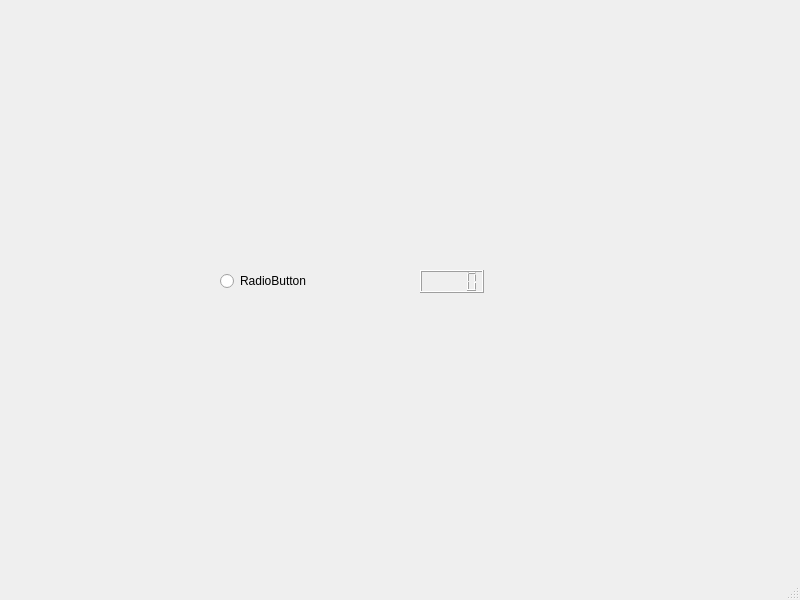
Old version of the form mainwindow.ui in the repository Zluxio/First_Gui.
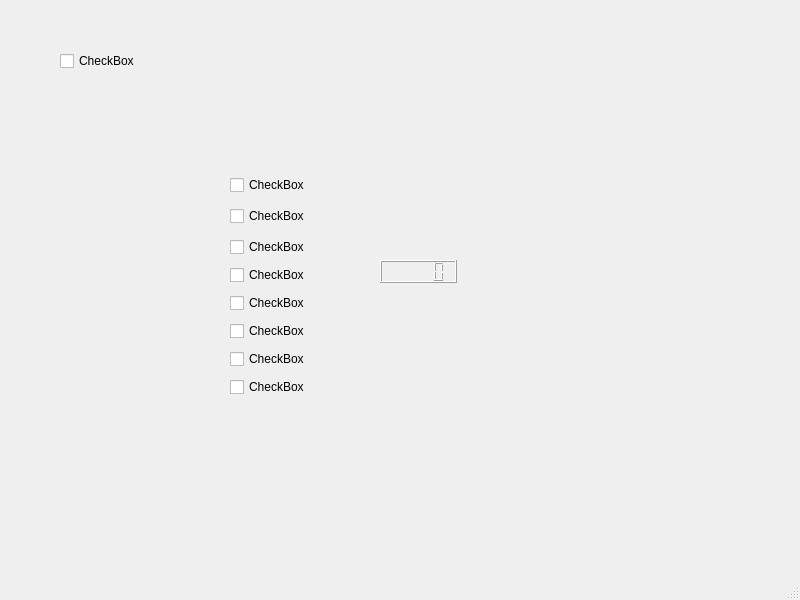
New version of the form.

```diff
--- a/mainwindow.ui
+++ b/mainwindow.ui
@@ -14,29 +14,104 @@
    <string>MainWindow</string>
   </property>
   <widget class="QWidget" name="centralwidget">
-   <widget class="QRadioButton" name="switch_2">
-    <property name="geometry">
-     <rect>
-      <x>220</x>
-      <y>270</y>
-      <width>91</width>
-      <height>22</height>
-     </rect>
-    </property>
-    <property name="text">
-     <string>RadioButton</string>
-    </property>
-   </widget>
    <widget class="QLCDNumber" name="lcdNumber">
     <property name="geometry">
      <rect>
-      <x>420</x>
-      <y>270</y>
-      <width>64</width>
+      <x>380</x>
+      <y>260</y>
+      <width>77</width>
       <height>23</height>
      </rect>
     </property>
    </widget>
+   <widget class="QWidget" name="">
+    <property name="geometry">
+     <rect>
+      <x>230</x>
+      <y>170</y>
+      <width>81</width>
+      <height>232</height>
+     </rect>
+    </property>
+    <layout class="QVBoxLayout" name="verticalLayout_2">
+     <item>
+      <widget class="QCheckBox" name="checkBox1">
+       <property name="text">
+        <string>CheckBox</string>
+       </property>
+      </widget>
+     </item>
+     <item>
+      <widget class="QCheckBox" name="checkBox2">
+       <property name="text">
+        <string>CheckBox</string>
+       </property>
+      </widget>
+     </item>
+     <item>
+      <layout class="QVBoxLayout" name="verticalLayout" stretch="0,0,0,0,0,0">
+       <property name="spacing">
+        <number>8</number>
+       </property>
+       <item>
+        <widget class="QCheckBox" name="checkBox3">
+         <property name="text">
+          <string>CheckBox</string>
+         </property>
+        </widget>
+       </item>
+       <item>
+        <widget class="QCheckBox" name="checkBox4">
+         <property name="text">
+          <string>CheckBox</string>
+         </property>
+        </widget>
+       </item>
+       <item>
+        <widget class="QCheckBox" name="checkBox5">
+         <property name="text">
+          <string>CheckBox</string>
+         </property>
+        </widget>
+       </item>
+       <item>
+        <widget class="QCheckBox" name="checkBox6">
+         <property name="text">
+          <string>CheckBox</string>
+         </property>
+        </widget>
+       </item>
+       <item>
+        <widget class="QCheckBox" name="checkBox7">
+         <property name="text">
+          <string>CheckBox</string>
+         </property>
+        </widget>
+       </item>
+       <item>
+        <widget class="QCheckBox" name="checkBox8">
+         <property name="text">
+          <string>CheckBox</string>
+         </property>
+        </widget>
+       </item>
+      </layout>
+     </item>
+    </layout>
+   </widget>
+   <widget class="QCheckBox" name="stopButton">
+    <property name="geometry">
+     <rect>
+      <x>60</x>
+      <y>50</y>
+      <width>77</width>
+      <height>22</height>
+     </rect>
+    </property>
+    <property name="text">
+     <string>CheckBox</string>
+    </property>
+   </widget>
   </widget>
   <widget class="QMenuBar" name="menubar">
    <property name="geometry">
```
